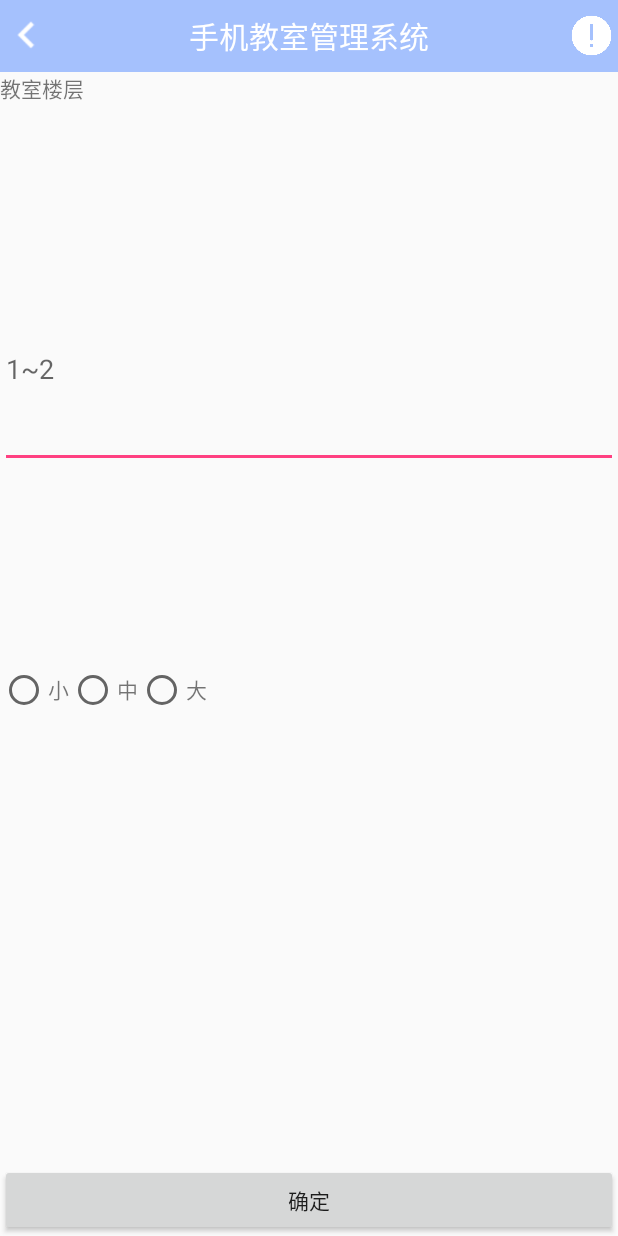
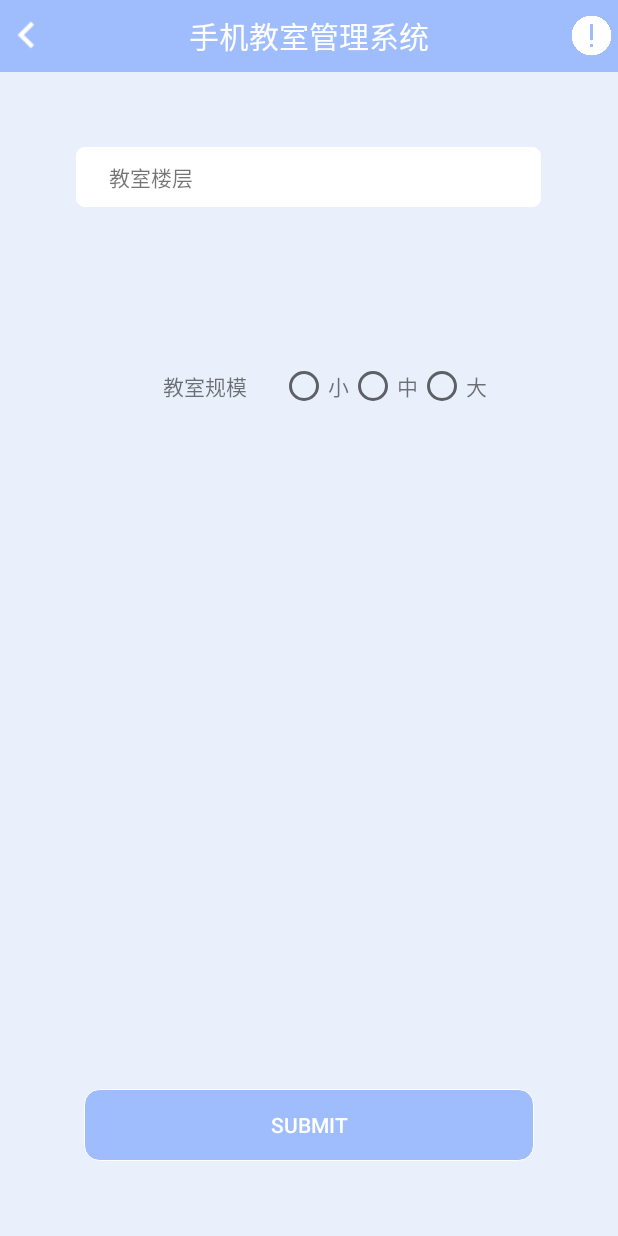
Before and after one commit to CheeseInTrap/CRMApp, an Android app: the CRRecommendActivity screen opened directly, with no data from a screen before it, on a phone screen of 412 x 824 dp. Run offline under Robolectric (Android 15) with nearby library versions, the phone set to English and light mode, and no system bars.

Commit message:
更新教室推荐页面

```diff
--- a/app/src/main/res/layout/activity_crrecommend.xml
+++ b/app/src/main/res/layout/activity_crrecommend.xml
@@ -1,8 +1,12 @@
 <?xml version="1.0" encoding="utf-8"?>
 <LinearLayout xmlns:android="http://schemas.android.com/apk/res/android"
+    xmlns:app="http://schemas.android.com/apk/res-auto"
+    xmlns:tools="http://schemas.android.com/tools"
     android:layout_width="match_parent"
     android:layout_height="match_parent"
-    android:orientation="vertical">
+    android:orientation="vertical"
+    android:background="@color/style_light"
+    tools:context="com.activity.CRRecommendActivity">
 
 
     <com.view.ActionBarView
@@ -13,30 +17,42 @@
         android:gravity="center"></com.view.ActionBarView>
 
 
-    <TextView
-        android:layout_width="match_parent"
-        android:layout_height="0dp"
-        android:layout_weight="1"
+    <LinearLayout
+        android:layout_marginTop="50dp"
+        android:layout_width="wrap_content"
+        android:layout_height="40dp"
+        android:layout_gravity="center_horizontal"
+        android:background="@drawable/ll_bg"
+        android:gravity="center_horizontal"
+        android:orientation="horizontal">
+        <TextView
+            android:text="教室楼层"
+            android:layout_width="100dp"
+            android:layout_height="wrap_content"
+            android:gravity="center"
+            android:layout_gravity="center_vertical"/>
+        <View
+            android:layout_width="10dp"
+            android:layout_height="match_parent"/>
+        <EditText
+            android:id="@+id/et_floor"
+            android:layout_width="200dp"
+            android:layout_height="wrap_content"
+            android:layout_gravity="center_vertical"
+            android:background="@drawable/edit"
+            android:ems="10"
+            android:gravity="center_vertical" />
+    </LinearLayout>
 
-        android:text="教室楼层" />
 
-    <EditText
-        android:id="@+id/et_floor"
-        android:layout_width="match_parent"
-        android:layout_height="0dp"
-        android:layout_weight="1"
-        android:hint="1~2" />
+    <View
+    android:layout_width="match_parent"
+    android:layout_height="20dp"/>
+
 
     <View
         android:layout_width="match_parent"
-        android:layout_height="0dp"
-        android:layout_weight="1" />
-
-    <TextView
-        android:layout_width="match_parent"
-        android:layout_height="0dp"
-
-        android:text="教室规模" />
+        android:layout_height="10dp"/>
 
     <LinearLayout
         android:layout_width="match_parent"
@@ -46,9 +62,17 @@
         android:orientation="horizontal">
 
         <RadioGroup
+            android:gravity="center"
             android:layout_width="match_parent"
             android:layout_height="match_parent"
             android:orientation="horizontal">
+
+            <TextView
+                android:text="教室规模"
+                android:layout_width="100dp"
+                android:layout_height="wrap_content"
+                android:gravity="center"
+                android:layout_gravity="center_vertical"/>
 
             <RadioButton
                 android:id="@+id/rb_small"
@@ -90,10 +114,24 @@
 
     />
 
+
+    <View
+        android:layout_width="match_parent"
+        android:layout_height="0dp"
+        android:layout_weight="1"/>
+
+
     <Button
         android:id="@+id/btn"
+        android:layout_width="300dp"
+        android:layout_height="wrap_content"
+        android:layout_gravity="center_horizontal"
+        android:background="@drawable/btn"
+        android:text="submit"
+        android:textColor="@color/white"/>
+
+    <View
         android:layout_width="match_parent"
-        android:layout_height="wrap_content"
-        android:text="确定" />
+        android:layout_height="50dp"/>
 
 </LinearLayout>
```
